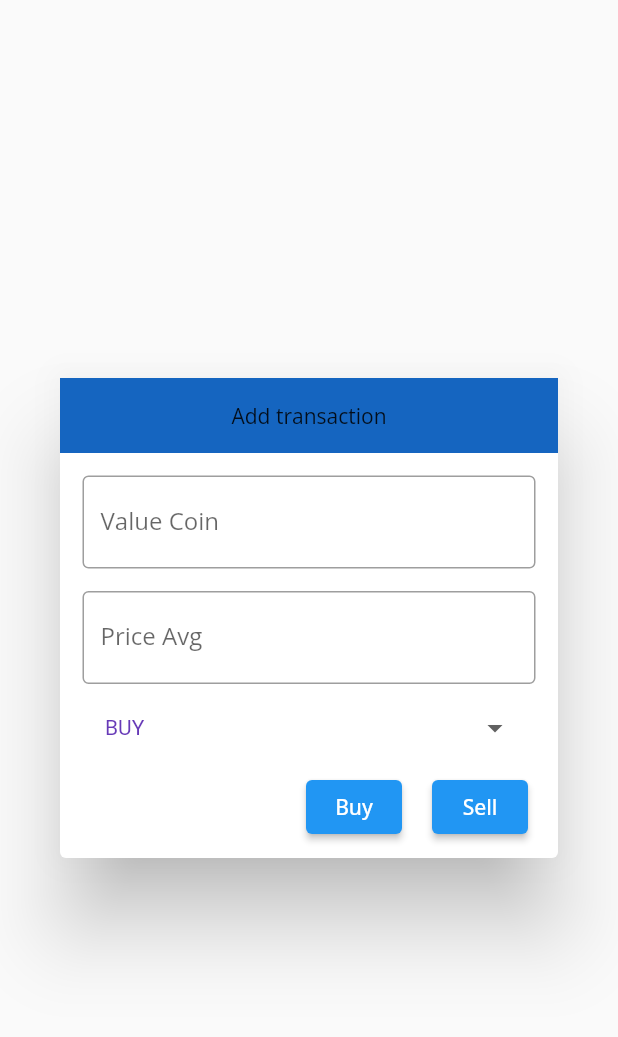
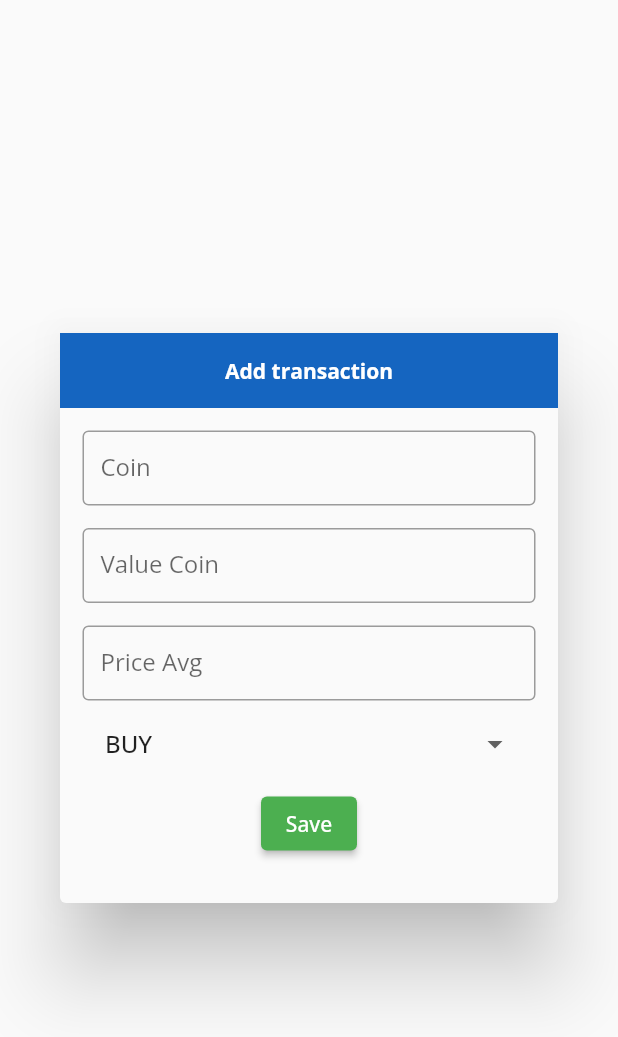
Before and after one commit to DangCao1999/mycoin, a Flutter app: the DialogAddTransaction widget shown alone on an empty page, opened directly, on a phone screen of 412 x 824 dp. Shown: the top 1037 px of the screen. Run offline on Flutter 3.47's test engine with Material 2 defaults, Android fonts, the phone set to English and light mode, and no system bars; our stand-ins replace bloc, cloud_firestore, dio, equatable, firebase_core, flutter_bloc and 1 more; missing offline and left inert: dart:ffi, flutter_screen_lock; accounts and stored records are empty; network calls fail.

Commit message:
fix some style and add dialog add transaction

```diff
--- a/lib/main.dart
+++ b/lib/main.dart
@@ -26,7 +26,10 @@ class MyApp extends StatelessWidget {
   @override
   Widget build(BuildContext context) {
     return MaterialApp(
-        theme: ThemeData(fontFamily: "OpenSands"),
+        theme: ThemeData(
+          fontFamily: "OpenSands",
+
+          ),
         title: _title,
         home: MultiBlocProvider(
           providers: [
@@ -128,7 +131,7 @@ class _MyStatefulWidgetState extends State<MyStatefulWidget> {
         onTap: _onItemTapped,
       ),
       floatingActionButton: FloatingActionButton(
-          elevation: 0.0,
+
           child: const Icon(Icons.insights),
           // backgroundColor: const Color(0xFFE57373),
           onPressed: () {
--- a/lib/screens/general/dialog_add_transaction.dart
+++ b/lib/screens/general/dialog_add_transaction.dart
@@ -7,31 +7,54 @@ class DialogAddTransaction extends StatelessWidget {
 
   @override
   Widget build(BuildContext context) {
-    String dropdownValue = 'One';
     return Dialog(
-        child: Container(
-      height: 320,
+      backgroundColor: Colors.grey.shade50,
+        child: SizedBox(
+      height: 380,
       child: Column(
         children: [
           Container(
               height: 50,
               width: double.infinity,
               color: Colors.blue.shade800,
-            child: const Center(child: Text("Add transaction"))),
+              child: const Center(
+                  child: Text(
+                "Add transaction",
+                style:
+                    TextStyle(color: Colors.white, fontWeight: FontWeight.bold),
+              ))),
           Column(
             mainAxisAlignment: MainAxisAlignment.spaceAround,
             children: [
               const Padding(
                 padding: EdgeInsets.fromLTRB(15, 15, 15, 0),
+                child: SizedBox(
+                  height: 50,
                   child: TextField(
                     decoration: InputDecoration(
+                        border: OutlineInputBorder(),
+                        labelText: 'Coin',
+                        hintText: 'Enter Coin symbol ex: BTC'),
+                  ),
+                ),
+              ),
+              const Padding(
+                padding: EdgeInsets.fromLTRB(15, 15, 15, 0),
+                child: SizedBox(
+                  height: 50,
+                  child: TextField(
+                    decoration: InputDecoration(
+
                         border: OutlineInputBorder(),
                         labelText: 'Value Coin',
                         hintText: 'Enter Value Coin'),
                   ),
                 ),
+              ),
               const Padding(
                 padding: EdgeInsets.fromLTRB(15, 15, 15, 0),
+                child: SizedBox(
+                  height: 50,
                   child: TextField(
                     decoration: InputDecoration(
                         border: OutlineInputBorder(),
@@ -39,29 +62,17 @@ class DialogAddTransaction extends StatelessWidget {
                         hintText: 'Enter Price Avg'),
                   ),
                 ),
+              ),
               Container(
                   padding: const EdgeInsets.fromLTRB(30, 5, 30, 5),
                   width: double.infinity,
                   child: const MyDropdownButton()),
-              Row(
-                mainAxisAlignment: MainAxisAlignment.end,
-                children: [
               ElevatedButton(
+                    style: ElevatedButton.styleFrom(primary: Colors.green),
                     onPressed: () => {},
-                    child: const Text("Buy"),
+                    child: const Text("Save",
+                        style: TextStyle(color: Colors.white)),
                   ),
-                  const SizedBox(
-                    width: 20,
-                  ),
-                  ElevatedButton(
-                    onPressed: () => {},
-                    child: const Text("Sell"),
-                  ),
-                  const SizedBox(
-                    width: 20,
-                  ),
-                ],
-              )
             ],
           ),
         ],
--- a/lib/screens/general/my_dropdown_button.dart
+++ b/lib/screens/general/my_dropdown_button.dart
@@ -17,8 +17,8 @@ class _MyDropdownButtonState extends State<MyDropdownButton> {
     return DropdownButtonHideUnderline(
       child: DropdownButton<TypeTransaction>(
         value: dropdownValue,
-        elevation: 16,
-        style: const TextStyle(color: Colors.deepPurple),
+        //elevation: 16,
+        //style: const TextStyle(color: Colors.deepPurple),
         onChanged: (TypeTransaction? newValue) {
           setState(() {
             dropdownValue = newValue!;
@@ -27,7 +27,7 @@ class _MyDropdownButtonState extends State<MyDropdownButton> {
         items: TypeTransaction.values.map<DropdownMenuItem<TypeTransaction>>((TypeTransaction value) {
           return DropdownMenuItem<TypeTransaction>(
             value: value,
-            child: Text(value.toString().split(".").last.toUpperCase()),
+            child: Text(value.toString().split(".").last.toUpperCase(), style: TextStyle(fontWeight: FontWeight.w500),),
           );
         }).toList(),
       ),
```
Lines whose indentation alone changed are shown as unchanged.
